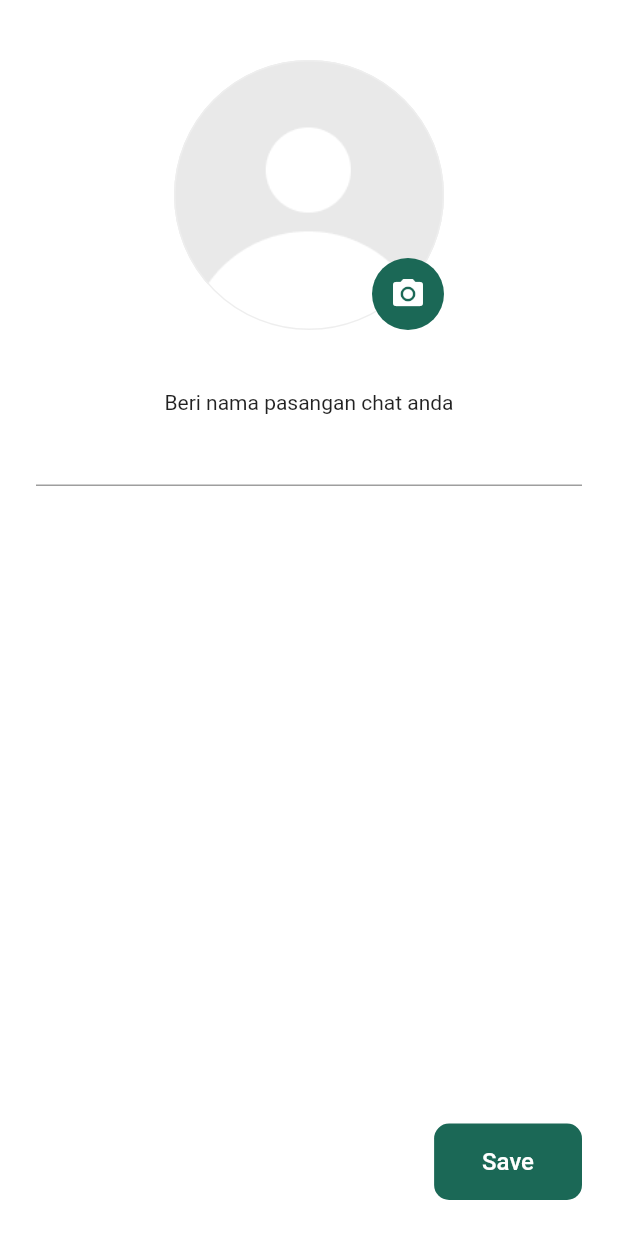
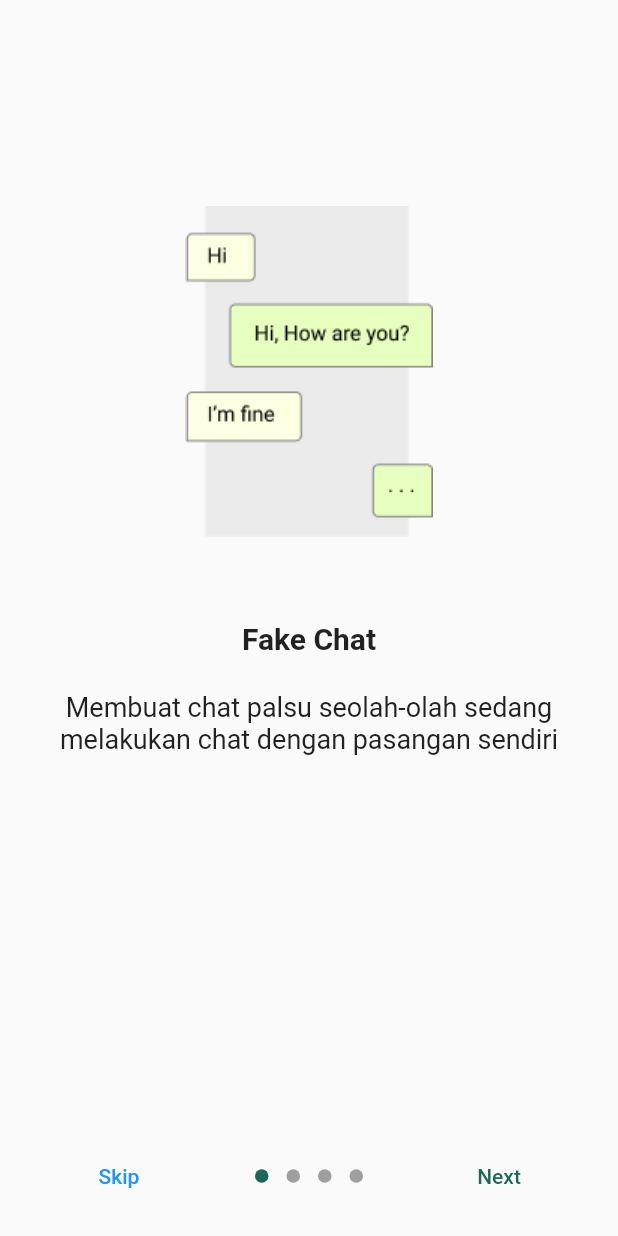
Before and after one commit to amalkhairin/mayluv-app, a Flutter app: the screen it shows after launch, on a phone screen of 412 x 824 dp. Run offline on Flutter 3.47's test engine with Material 2 defaults, Android fonts, the light colour scheme and no system bars; drawn by our look-alikes of introduction_screen; our stand-ins replace hive, hive_flutter, image_picker, shared_preferences, toast; accounts and stored records are empty; generated files the repository leaves out were written again.

Commit message:
add onboarding page

```diff
--- a/lib/DBConfig/sessionManager.dart
+++ b/lib/DBConfig/sessionManager.dart
@@ -25,4 +25,9 @@ class Session {
     SharedPreferences pref = await SharedPreferences.getInstance();
     pref.clear();
   }
+
+  static containsKey({String key}) async {
+    SharedPreferences pref = await SharedPreferences.getInstance();
+    return pref.containsKey(key);
+  }
 }
--- a/lib/guideApp.dart
+++ b/lib/guideApp.dart
@@ -20,7 +20,8 @@ class GuideApp {
           actions: [
             FlatButton(
               child: Text("Skip"),
-              onPressed: (){
+              onPressed: () async {
+                await Session.addBool(key: "hasDoneGuide", value: true);
                 Navigator.of(context).pop();
               },
             ),
--- a/lib/main.dart
+++ b/lib/main.dart
@@ -5,6 +5,7 @@ import 'package:mailuv/DBConfig/profileData.dart';
 import 'package:mailuv/DBConfig/sessionManager.dart';
 import 'package:mailuv/initialSettingPage.dart';
 import 'package:mailuv/mainPage.dart';
+import 'package:mailuv/onboardingPage.dart';
 import 'package:path_provider/path_provider.dart' as pathProvider;
 
 void main() async {
@@ -13,20 +14,26 @@ void main() async {
   Hive.init(appDir.path);
   Hive.registerAdapter(MessageAdapter());
   Hive.registerAdapter(ProfileDataAdapter());
-  var prevData = await Session.getData(key: "state");
-  runApp(MyApp(prevData));
+  var loginData = await Session.getData(key: "state");
+  var hasCompleteOnBoard = await Session.getData(key: 'hasCompleteOnBoard');
+  if(hasCompleteOnBoard == null){
+    await Session.addBool(key: 'hasCompleteOnBoard', value: false);
+    hasCompleteOnBoard = await Session.getData(key: 'hasCompleteOnBoard');
+  }
+  runApp(MyApp(loginData, hasCompleteOnBoard));
 }
 
 class MyApp extends StatelessWidget {
-  final dataName;
-  MyApp(this.dataName);
+  final loginData;
+  final hasCompleteOnBoard;
+  MyApp(this.loginData, this.hasCompleteOnBoard);
   // This widget is the root of your application.
   @override
   Widget build(BuildContext context) {
     return MaterialApp(
       debugShowCheckedModeBanner: false,
-      title: 'Flutter Demo',
-      home: dataName == null? InitialSettingPage() : MainPage(),
+      title: 'MaiLuv',
+      home: loginData == null? hasCompleteOnBoard? InitialSettingPage() : OnBoardingPage() : MainPage(),
     );
   }
 }
--- /dev/null
+++ b/lib/onboardingPage.dart
@@ -0,0 +1,72 @@
+import 'package:flutter/material.dart';
+import 'package:introduction_screen/introduction_screen.dart';
+import 'package:mailuv/DBConfig/sessionManager.dart';
+import 'package:mailuv/colorBase.dart';
+import 'package:mailuv/initialSettingPage.dart';
+
+class OnBoardingPage extends StatefulWidget {
+  @override
+  _OnBoardingPageState createState() => _OnBoardingPageState();
+}
+
+class _OnBoardingPageState extends State<OnBoardingPage> {
+
+  @override
+  Widget build(BuildContext context) {
+    return Scaffold(
+      body: SafeArea(
+        child: IntroductionScreen(
+          pages: pageList,
+          onDone: (){},
+          onSkip: () async {
+            await Session.addBool(key: 'hasCompleteOnBoard', value: true);
+            Navigator.of(context).pushReplacement(
+              MaterialPageRoute(builder: (context)=> InitialSettingPage())
+            );
+          },
+          showSkipButton: true,
+          showNextButton: true,
+          skip: Text('Skip'),
+          done: RaisedButton(
+            elevation: 0.0,
+            color: ColorBase.primary,
+            child: Text('Done', style: TextStyle(color: Colors.white),),
+            onPressed: () async {
+              await Session.addBool(key: 'hasCompleteOnBoard', value: true);
+              Navigator.of(context).pushReplacement(
+                MaterialPageRoute(builder: (context)=> InitialSettingPage())
+              );
+            },
+          ),
+          next: Text('Next', style: TextStyle(color: ColorBase.primary),),
+          dotsDecorator: DotsDecorator(
+            activeColor: ColorBase.primary
+          ),
+        ),
+      ),
+    );
+  }
+
+  List<PageViewModel> pageList = [
+    PageViewModel(
+      title: 'Fake Chat',
+      body: 'Membuat chat palsu seolah-olah sedang melakukan chat dengan pasangan sendiri',
+      image: Image.asset('assets/img/chat_img.png'),
+    ),
+    PageViewModel(
+      title: 'Fake Voice Call',
+      body: 'Membuat voice call palsu seolah-olah sedang melakukan voice call dengan pasangan sendiri',
+      image: Image.asset('assets/img/call_img.png'),
+    ),
+    PageViewModel(
+      title: 'Fake Video Call',
+      body: 'Membuat video call palsu seolah-olah sedang melakukan video call dengan pasangan sendiri',
+      image: Image.asset('assets/img/vidcall_img.png'),
+    ),
+    PageViewModel(
+      title: 'Screenshot All Moments',
+      body: 'Screenshot semua momen palsu seperti chat, voice call, atau video call bersama pasangan imajinasi',
+      image: Image.asset('assets/img/screenshot_img.png'),
+    ),
+  ];
+}
--- a/pubspec.yaml
+++ b/pubspec.yaml
@@ -35,6 +35,7 @@ dependencies:
   image_picker: ^0.6.7+4
   toast: ^0.1.5
   provider:
+  introduction_screen: ^1.0.9
 
 dev_dependencies:
   flutter_test:
@@ -64,6 +65,10 @@ flutter:
   assets:
     - assets/img/profil_pict_default_1x.png
     - assets/img/profil_pict_default_1x.png
+    - assets/img/call_img.png
+    - assets/img/chat_img.png
+    - assets/img/screenshot_img.png
+    - assets/img/vidcall_img.png
   #   - images/a_dot_ham.jpeg
 
   # An image asset can refer to one or more resolution-specific "variants", see
```
Also changed, not shown: lib/initialSettingPage.dart (+10 -2 lines), lib/mainPage.dart (+6 -1 lines), assets/img/call_img.png (added), assets/img/chat_img.png (added), assets/img/screenshot_img.png (added), assets/img/vidcall_img.png (added), pubspec.lock.
